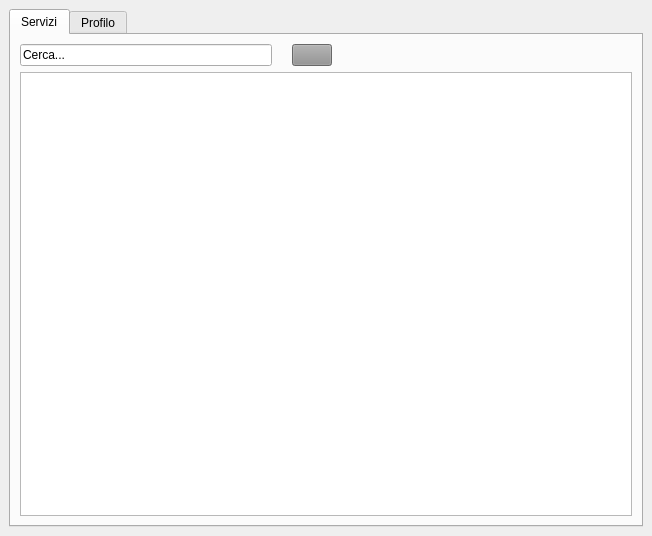
First picture: the form in src/gestore_password/ui/ui_principale.ui, repository fgirlanda/GP2, before the edit.
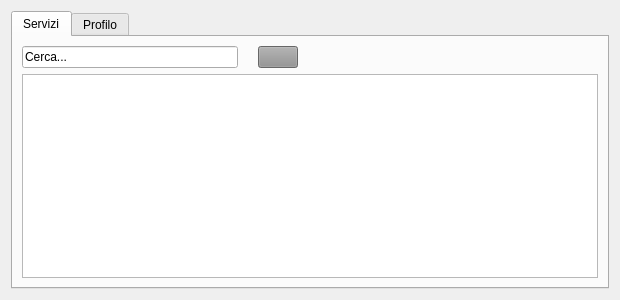
Second picture: the form after the edit. Icons and pictures are not drawn.

```diff
--- a/src/gestore_password/ui/ui_principale.ui
+++ b/src/gestore_password/ui/ui_principale.ui
@@ -1,19 +1,24 @@
 <?xml version="1.0" encoding="UTF-8"?>
 <ui version="4.0">
- <class>MainWindow</class>
- <widget class="QMainWindow" name="MainWindow">
+ <class>Main</class>
+ <widget class="QWidget" name="Main">
   <property name="geometry">
    <rect>
     <x>0</x>
     <y>0</y>
-    <width>652</width>
-    <height>536</height>
+    <width>611</width>
+    <height>300</height>
    </rect>
   </property>
+  <property name="sizePolicy">
+   <sizepolicy hsizetype="Expanding" vsizetype="Expanding">
+    <horstretch>0</horstretch>
+    <verstretch>0</verstretch>
+   </sizepolicy>
+  </property>
   <property name="windowTitle">
    <string>GP2 - Gestore Password</string>
   </property>
-  <widget class="QWidget" name="centralwidget">
    <layout class="QVBoxLayout" name="verticalLayout_2">
     <item>
      <widget class="QTabWidget" name="tabWidget">
@@ -230,7 +235,6 @@
      </widget>
     </item>
    </layout>
-  </widget>
  </widget>
  <resources/>
  <connections/>
```
Left out of the diff: 2 changed lines with no effect on the pictures. Lines whose indentation alone changed are shown as unchanged.
